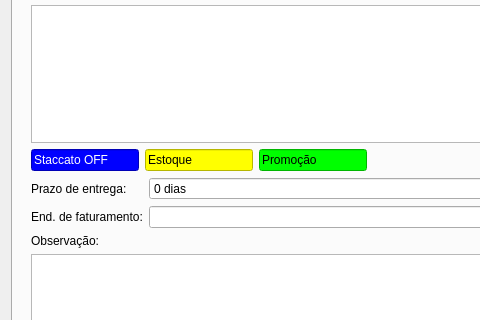
Old version of the form ui/venda.ui in the repository darktorres/ERP-STACCATO; both pictures show x 0 to 480 and y 201 to 521 of the 1374 by 690 pixel window.
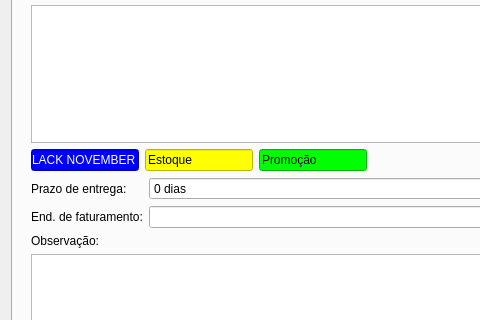
New version of the form. Custom widgets are drawn as their Qt base class.

Commit message: Alterações para "BLACK NOVEMBER"

The edit to the form file:
```diff
--- a/ui/venda.ui
+++ b/ui/venda.ui
@@ -288,7 +288,7 @@
 color: rgb(255, 255, 255);</string>
                </property>
                <property name="text">
-                <string>Staccato OFF</string>
+                <string>BLACK NOVEMBER</string>
                </property>
                <property name="readOnly">
                 <bool>true</bool>
```
The commit also changes 6 other files.
